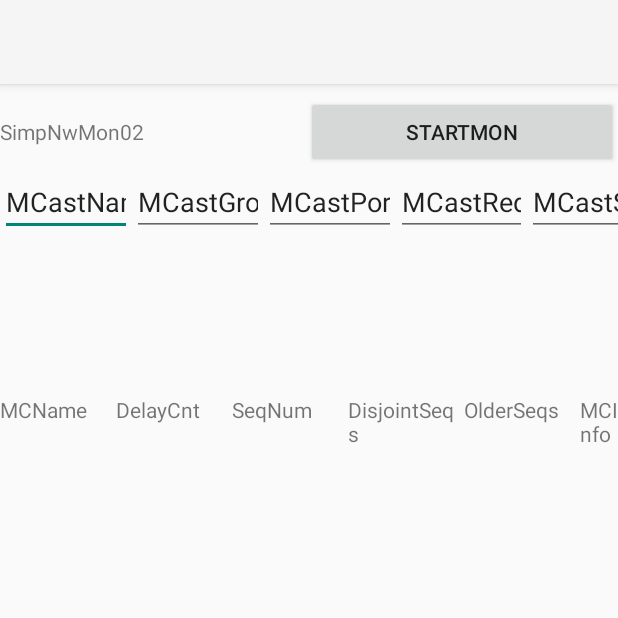
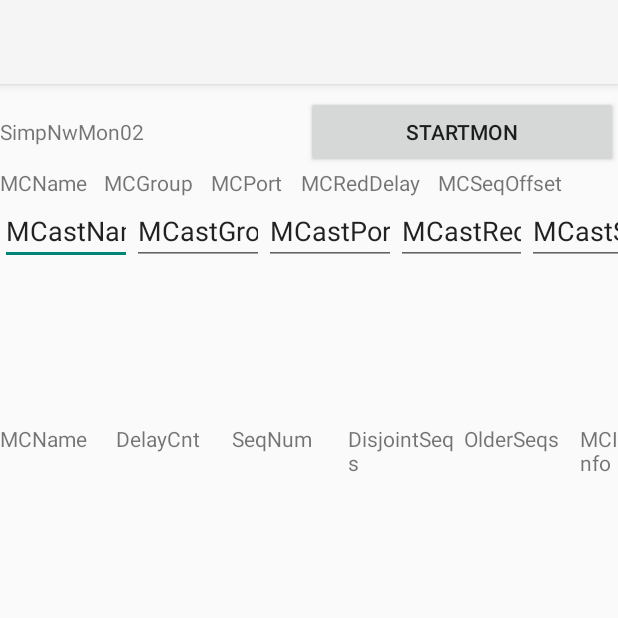
Before and after one commit to hanishkvc/prgs-nw-mcastplus-simpnwmon02, an Android app: the screen it shows after launch (MainActivity), on a phone screen of 412 x 824 dp, the top half of it. Run offline under Robolectric (Android 15) with nearby library versions, the phone set to English and light mode, and no system bars.

Commit message:
Added Header for MCast Channel info entry editboxs

```diff
--- a/app/src/main/res/layout/activity_main.xml
+++ b/app/src/main/res/layout/activity_main.xml
@@ -31,6 +31,49 @@
                 android:layout_height="wrap_content"
                 android:layout_weight="1"
                 android:text="StartMon" />
+
+        </LinearLayout>
+
+        <LinearLayout
+            android:layout_width="match_parent"
+            android:layout_height="wrap_content"
+            android:orientation="horizontal">
+
+            <TextView
+                android:layout_width="wrap_content"
+                android:layout_height="wrap_content"
+                android:layout_weight="1"
+                android:text="MCName" />
+
+            <TextView
+                android:layout_width="wrap_content"
+                android:layout_height="wrap_content"
+                android:layout_weight="1"
+                android:text="MCGroup" />
+
+            <TextView
+                android:layout_width="wrap_content"
+                android:layout_height="wrap_content"
+                android:layout_weight="1"
+                android:text="MCPort" />
+
+            <TextView
+                android:layout_width="wrap_content"
+                android:layout_height="wrap_content"
+                android:layout_weight="1"
+                android:text="MCRedDelay" />
+
+            <TextView
+                android:layout_width="wrap_content"
+                android:layout_height="wrap_content"
+                android:layout_weight="1"
+                android:text="MCSeqOffset" />
+
+            <TextView
+                android:layout_width="wrap_content"
+                android:layout_height="wrap_content"
+                android:layout_weight="1"
+                android:text="    " />
 
         </LinearLayout>
 
```
